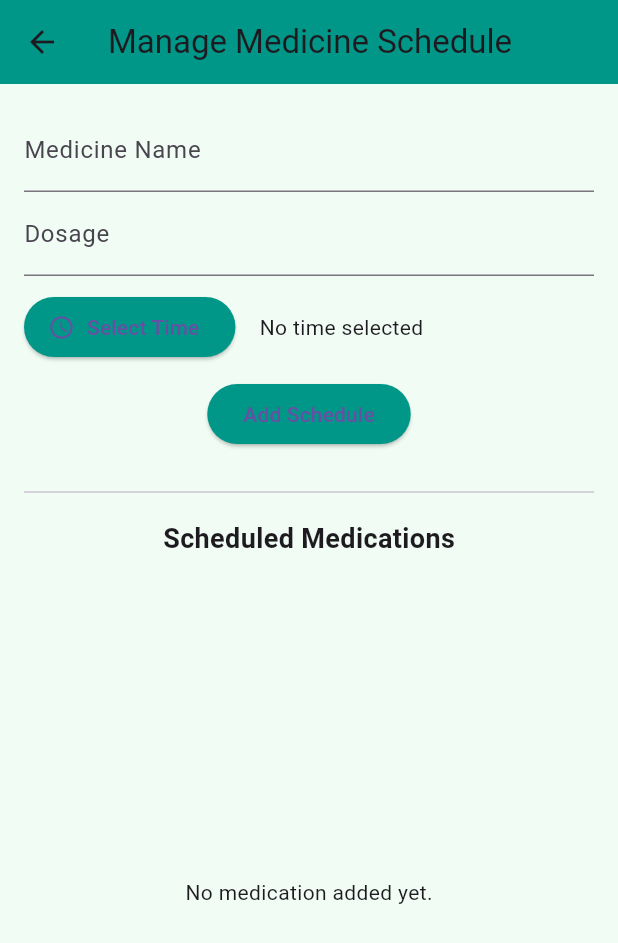
After one commit to SECJ3623-MAP-24252/map-group-project-family-guy, a Flutter app: the ManageMedicineSchedule screen opened directly, on a phone screen of 412 x 824 dp. The commit adds this screen. Shown: the top 943 px of the screen. Run offline on Flutter 3.47's test engine with Material 3 defaults, Android fonts, the phone set to English and light mode, and no system bars; our stand-ins replace image_picker.

Commit message:
add manage medicine schedule
add manage medicine schedule in add medicine reminder

```diff
--- /dev/null
+++ b/Care_Plus/lib/screens/Home/ManageMedicineSchedule.dart
@@ -0,0 +1,151 @@
+import 'package:flutter/material.dart';
+
+class ManageMedicineSchedule extends StatefulWidget {
+  const ManageMedicineSchedule({super.key});
+
+  @override
+  State<ManageMedicineSchedule> createState() => _ManageMedicineScheduleState();
+}
+
+class _ManageMedicineScheduleState extends State<ManageMedicineSchedule> {
+  final List<Map<String, String>> _medications = [];
+  final _formKey = GlobalKey<FormState>();
+
+  final TextEditingController _nameController = TextEditingController();
+  final TextEditingController _doseController = TextEditingController();
+  TimeOfDay? _selectedTime;
+
+  void _pickTime(BuildContext context) async {
+    final TimeOfDay? picked =
+        await showTimePicker(context: context, initialTime: TimeOfDay.now());
+    if (picked != null) {
+      setState(() {
+        _selectedTime = picked;
+      });
+    }
+  }
+
+  void _addMedication() {
+    if (_formKey.currentState!.validate() && _selectedTime != null) {
+      setState(() {
+        _medications.add({
+          'name': _nameController.text,
+          'dose': _doseController.text,
+          'time': _selectedTime!.format(context),
+        });
+        _nameController.clear();
+        _doseController.clear();
+        _selectedTime = null;
+      });
+    } else {
+      ScaffoldMessenger.of(context).showSnackBar(const SnackBar(
+        content: Text('Please fill all fields and select time.'),
+      ));
+    }
+  }
+
+  void _removeMedication(int index) {
+    setState(() {
+      _medications.removeAt(index);
+    });
+  }
+
+  @override
+  void dispose() {
+    _nameController.dispose();
+    _doseController.dispose();
+    super.dispose();
+  }
+
+  @override
+  Widget build(BuildContext context) {
+    final themeColor = Colors.teal;
+
+    return Scaffold(
+      appBar: AppBar(
+        title: const Text('Manage Medicine Schedule'),
+        backgroundColor: themeColor,
+      ),
+      body: Padding(
+        padding: const EdgeInsets.all(16.0),
+        child: Column(
+          children: [
+            // Form Input
+            Form(
+              key: _formKey,
+              child: Column(
+                children: [
+                  TextFormField(
+                    controller: _nameController,
+                    decoration: const InputDecoration(labelText: 'Medicine Name'),
+                    validator: (value) =>
+                        value == null || value.isEmpty ? 'Please enter medicine name' : null,
+                  ),
+                  TextFormField(
+                    controller: _doseController,
+                    decoration: const InputDecoration(labelText: 'Dosage'),
+                    validator: (value) =>
+                        value == null || value.isEmpty ? 'Please enter dosage' : null,
+                  ),
+                  const SizedBox(height: 10),
+                  Row(
+                    children: [
+                      ElevatedButton.icon(
+                        onPressed: () => _pickTime(context),
+                        icon: const Icon(Icons.access_time),
+                        label: const Text("Select Time"),
+                        style: ElevatedButton.styleFrom(backgroundColor: themeColor),
+                      ),
+                      const SizedBox(width: 16),
+                      Text(
+                        _selectedTime == null
+                            ? "No time selected"
+                            : _selectedTime!.format(context),
+                      ),
+                    ],
+                  ),
+                  const SizedBox(height: 10),
+                  ElevatedButton(
+                    onPressed: _addMedication,
+                    style: ElevatedButton.styleFrom(backgroundColor: themeColor),
+                    child: const Text('Add Schedule'),
+                  ),
+                ],
+              ),
+            ),
+            const SizedBox(height: 20),
+            const Divider(),
+            const SizedBox(height: 10),
+            const Text(
+              'Scheduled Medications',
+              style: TextStyle(fontSize: 18, fontWeight: FontWeight.bold),
+            ),
+            const SizedBox(height: 10),
+            Expanded(
+              child: _medications.isEmpty
+                  ? const Center(child: Text("No medication added yet."))
+                  : ListView.builder(
+                      itemCount: _medications.length,
+                      itemBuilder: (context, index) {
+                        final med = _medications[index];
+                        return Card(
+                          margin: const EdgeInsets.symmetric(vertical: 6),
+                          child: ListTile(
+                            leading: const Icon(Icons.medication_outlined),
+                            title: Text(med['name'] ?? ''),
+                            subtitle: Text("Dose: ${med['dose']}, Time: ${med['time']}"),
+                            trailing: IconButton(
+                              icon: const Icon(Icons.delete, color: Colors.red),
+                              onPressed: () => _removeMedication(index),
+                            ),
+                          ),
+                        );
+                      },
+                    ),
+            ),
+          ],
+        ),
+      ),
+    );
+  }
+}
```
Also changed, not shown: Care_Plus/lib/screens/home/homepage.dart (+11 -3 lines).
